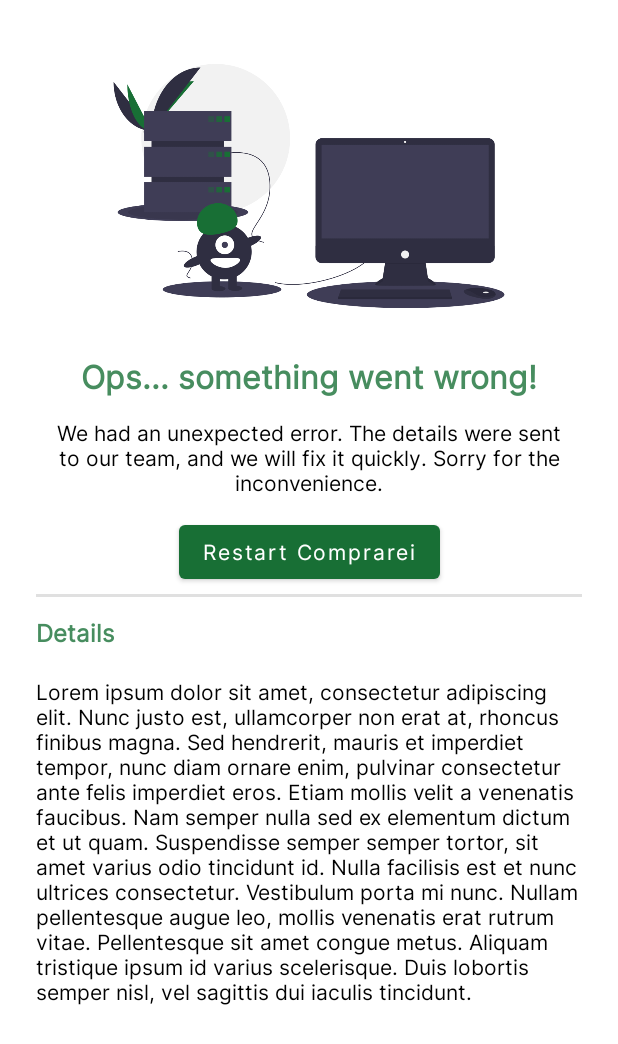
After one commit to jfbastos/Comprarei, an Android app: the layout activity_crash.xml on its own in the app's theme, with its tools: preview values and no code run, on a phone screen of 412 x 824 dp. The commit adds this screen. Shown: the top 1044 px of the screen. Run offline under Robolectric (Android 15) with nearby library versions, the phone set to English and light mode, and no system bars; Roboto replaces fonts that are not available here.

Commit message:
done : Create new custom crash screen, to catch unntreated exceptions and show a more intuitive screen for user.

```diff
--- a/app/build.gradle
+++ b/app/build.gradle
@@ -58,6 +58,7 @@
     implementation 'androidx.legacy:legacy-support-v4:1.0.0'
     implementation 'androidx.core:core-ktx:1.10.1'
     implementation 'androidx.lifecycle:lifecycle-viewmodel-ktx:2.5.1'
+    implementation 'androidx.activity:activity:1.9.2'
     testImplementation 'junit:junit:+'
     androidTestImplementation 'androidx.test.ext:junit:1.1.5'
     androidTestImplementation 'androidx.test.espresso:espresso-core:3.5.1'
@@ -95,7 +96,6 @@
     //ThirdPartLibrary
     implementation("net.yslibrary.keyboardvisibilityevent:keyboardvisibilityevent:3.0.0-RC3")
     implementation 'com.github.kevingermainbusiness:ItemDecorator:1.0.16'
-    implementation 'cat.ereza:customactivityoncrash:2.4.0'
     implementation 'com.afollestad.material-dialogs:core:3.3.0'
     implementation 'com.github.QuadFlask:colorpicker:0.0.15'
 
--- a/app/src/main/java/br/com/zamfir/comprarei/MyApplication.kt
+++ b/app/src/main/java/br/com/zamfir/comprarei/MyApplication.kt
@@ -5,7 +5,7 @@
 import br.com.zamfir.comprarei.di.dispatcherModule
 import br.com.zamfir.comprarei.di.repositoryModule
 import br.com.zamfir.comprarei.di.viewModelModule
-import cat.ereza.customactivityoncrash.config.CaocConfig
+import br.com.zamfir.comprarei.util.CrashHandler
 import org.koin.android.ext.koin.androidContext
 import org.koin.core.context.startKoin
 
@@ -14,9 +14,7 @@
     override fun onCreate() {
         super.onCreate()
 
-        CaocConfig.Builder.create()
-            .enabled(true)
-            .apply()
+        Thread.setDefaultUncaughtExceptionHandler(CrashHandler(this))
 
         startKoin {
             androidContext(applicationContext)
--- a/app/src/main/java/br/com/zamfir/comprarei/repositories/FirestoreRepository.kt
+++ b/app/src/main/java/br/com/zamfir/comprarei/repositories/FirestoreRepository.kt
@@ -44,7 +44,6 @@
 
     private val auth = Firebase.auth
     private val firestore = Firebase.firestore
-
 
     @Throws
     suspend fun saveCarts() = withContext(dispatcher){
--- a/app/src/main/java/br/com/zamfir/comprarei/view/activity/MainActivity.kt
+++ b/app/src/main/java/br/com/zamfir/comprarei/view/activity/MainActivity.kt
@@ -16,6 +16,7 @@
 import androidx.work.WorkManager
 import br.com.zamfir.comprarei.R
 import br.com.zamfir.comprarei.databinding.ActivityMainBinding
+import br.com.zamfir.comprarei.util.CrashHandler
 import br.com.zamfir.comprarei.view.listeners.PhotoSelectedListener
 import br.com.zamfir.comprarei.view.listeners.PhotopickerListener
 import br.com.zamfir.comprarei.viewmodel.LoginViewModel
@@ -32,6 +33,7 @@
 
     override fun onCreate(savedInstanceState: Bundle?) {
         super.onCreate(savedInstanceState)
+
         installSplashScreen().apply {
             loginViewModel.hasLoggedUser()
         }
--- /dev/null
+++ b/app/src/main/res/layout/activity_crash.xml
@@ -0,0 +1,96 @@
+<?xml version="1.0" encoding="utf-8"?>
+<androidx.constraintlayout.widget.ConstraintLayout xmlns:android="http://schemas.android.com/apk/res/android"
+    xmlns:app="http://schemas.android.com/apk/res-auto"
+    xmlns:tools="http://schemas.android.com/tools"
+    android:id="@+id/main"
+    android:layout_width="match_parent"
+    android:layout_height="match_parent"
+    android:padding="24dp"
+    tools:context=".view.activity.CrashActivity">
+
+    <ImageView
+        android:id="@+id/error_picture"
+        android:layout_width="match_parent"
+        android:layout_height="200dp"
+        android:src="@drawable/error_picture"
+        app:layout_constraintStart_toStartOf="parent"
+        app:layout_constraintEnd_toEndOf="parent"
+        app:layout_constraintTop_toTopOf="parent"/>
+
+
+    <TextView
+        android:id="@+id/error_title"
+        android:layout_width="wrap_content"
+        android:layout_height="wrap_content"
+        android:text="Ops... something went wrong!"
+        android:layout_marginTop="12dp"
+        android:textSize="21sp"
+        android:textStyle="bold"
+        app:layout_constraintTop_toBottomOf="@id/error_picture"
+        app:layout_constraintStart_toStartOf="parent"
+        app:layout_constraintEnd_toEndOf="parent"/>
+
+    <TextView
+        android:id="@+id/error_message"
+        android:layout_width="match_parent"
+        android:layout_height="wrap_content"
+        android:textColor="@color/black"
+        android:gravity="center"
+        android:layout_marginTop="12dp"
+        android:textSize="14sp"
+        android:text="We had an unexpected error. The details were sent to our team, and we will fix it quickly. Sorry for the inconvenience."
+        app:layout_constraintTop_toBottomOf="@id/error_title"
+        app:layout_constraintStart_toStartOf="parent"
+        app:layout_constraintEnd_toEndOf="parent"/>
+
+    <Button
+        android:id="@+id/restart_app"
+        android:layout_width="wrap_content"
+        android:layout_height="wrap_content"
+        android:text="Restart Comprarei"
+        android:textAllCaps="false"
+        android:layout_marginTop="12dp"
+        app:layout_constraintTop_toBottomOf="@id/error_message"
+        app:layout_constraintStart_toStartOf="parent"
+        app:layout_constraintEnd_toEndOf="parent"/>
+
+
+    <com.google.android.material.divider.MaterialDivider
+        android:layout_width="match_parent"
+        android:layout_height="2dp"
+        android:layout_marginTop="4dp"
+        app:layout_constraintTop_toBottomOf="@id/restart_app"
+        app:layout_constraintStart_toStartOf="parent"
+        app:layout_constraintEnd_toEndOf="parent"/>
+
+    <TextView
+        android:id="@+id/detail_txv"
+        android:layout_width="wrap_content"
+        android:layout_height="wrap_content"
+        android:text="Details"
+        android:layout_marginTop="18dp"
+        android:textSize="16sp"
+        android:textStyle="bold"
+        app:layout_constraintTop_toBottomOf="@id/restart_app"
+        app:layout_constraintStart_toStartOf="parent"/>
+
+    <ScrollView
+        android:layout_width="match_parent"
+        android:layout_height="0dp"
+        android:layout_marginTop="18dp"
+        app:layout_constraintTop_toBottomOf="@id/detail_txv"
+        app:layout_constraintStart_toStartOf="parent"
+        app:layout_constraintEnd_toEndOf="parent"
+        app:layout_constraintBottom_toBottomOf="parent">
+
+        <TextView
+            android:id="@+id/error_body"
+            android:layout_width="match_parent"
+            android:layout_height="wrap_content"
+            android:text="@string/lorem_ipsum"
+            android:textColor="@color/black"/>
+
+
+    </ScrollView>
+
+</androidx.constraintlayout.widget.ConstraintLayout>
--- a/app/src/main/res/values/strings.xml
+++ b/app/src/main/res/values/strings.xml
@@ -157,5 +157,6 @@
     <string name="can_t_get_products_registers">Can\'t get products registers.</string>
     <string name="can_t_get_categories_registers">Can\'t get categories registers.</string>
     <string name="something_went_wrong_on_document_creation">"Something went wrong on cloud document creation "</string>
+    <string name="lorem_ipsum">Lorem ipsum dolor sit amet, consectetur adipiscing elit. Nunc justo est, ullamcorper non erat at, rhoncus finibus magna. Sed hendrerit, mauris et imperdiet tempor, nunc diam ornare enim, pulvinar consectetur ante felis imperdiet eros. Etiam mollis velit a venenatis faucibus. Nam semper nulla sed ex elementum dictum et ut quam. Suspendisse semper semper tortor, sit amet varius odio tincidunt id. Nulla facilisis est et nunc ultrices consectetur. Vestibulum porta mi nunc. Nullam pellentesque augue leo, mollis venenatis erat rutrum vitae. Pellentesque sit amet congue metus. Aliquam tristique ipsum id varius scelerisque. Duis lobortis semper nisl, vel sagittis dui iaculis tincidunt.</string>
     <!-- TODO: Remove or change this placeholder text -->
 </resources>
```
Also changed, not shown: app/src/main/AndroidManifest.xml (+8 -6 lines), app/src/main/java/br/com/zamfir/comprarei/util/CrashHandler.kt (added, +60 -0 lines), app/src/main/java/br/com/zamfir/comprarei/view/activity/CrashActivity.kt (added, +48 -0 lines), app/src/main/res/drawable/error_picture.png (added).
